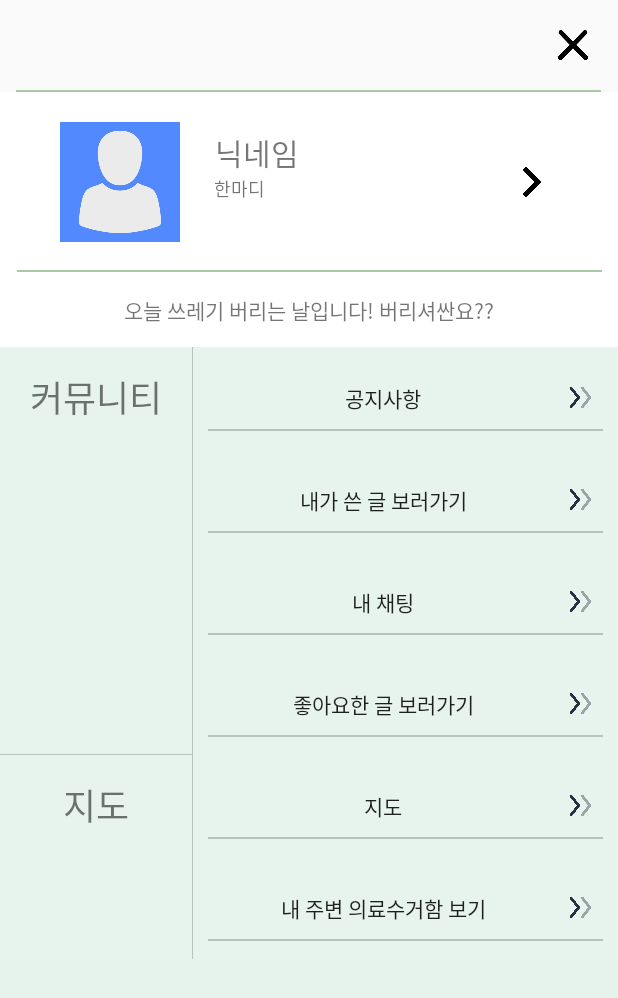
After one commit to yeeyoung20/capstone, an Android app: the layout activity_main_more_page.xml on its own in the app's theme, with its tools: preview values and no code run, on a phone screen of 412 x 824 dp. The commit adds this screen. Shown: the top 998 px of the screen. Run offline under Robolectric (Android 15) with nearby library versions, the phone set to English and light mode, and no system bars.

Commit message:
더보기 페이지 만듬 activity_main_more_page.xml 몇가지 아이콘과 아이콘의xml파일 추가 ㄴ doublearrowxml.xml, more_button_bg.xml, more_community_bg.xml, more_map_bg.xml, doublearrowxml.xml ㄴ inicon.png(화살표 하나), xicon.png(x아이콘)

```diff
--- /dev/null
+++ b/app/src/main/res/drawable/doublearrowxml.xml
@@ -0,0 +1,7 @@
+<?xml version="1.0" encoding="utf-8"?>
+<layer-list xmlns:android="http://schemas.android.com/apk/res/android">
+    <item
+        android:width="30dp"
+        android:height="30dp"
+        android:drawable="@drawable/doublearrow"/>
+</layer-list>
--- /dev/null
+++ b/app/src/main/res/drawable/more_button_bg.xml
@@ -0,0 +1,16 @@
+<?xml version="1.0" encoding="utf-8"?>
+<layer-list xmlns:android="http://schemas.android.com/apk/res/android">
+    <item
+        android:top="-2dp"
+        android:bottom="2dp"
+        android:left="-2dp"
+        android:right="-2dp">
+
+        <shape >
+            <stroke android:color="#33000000" android:width="1dp"/>
+            <solid android:color="#E7F3ED" />
+        </shape>
+
+    </item>
+
+</layer-list>
--- /dev/null
+++ b/app/src/main/res/drawable/more_community_bg.xml
@@ -0,0 +1,19 @@
+<?xml version="1.0" encoding="utf-8"?>
+<layer-list xmlns:android="http://schemas.android.com/apk/res/android">
+    <item>
+        <shape>
+            <padding
+                android:right="1dp"
+                android:bottom="1dp"/>
+            <solid android:color="#33000000" />
+        </shape>
+    </item>
+
+    <item>
+        <shape>
+            <solid android:color="#E7F3ED" />
+        </shape>
+
+    </item>
+
+</layer-list>
--- /dev/null
+++ b/app/src/main/res/drawable/more_map_bg.xml
@@ -0,0 +1,21 @@
+<?xml version="1.0" encoding="utf-8"?>
+<layer-list xmlns:android="http://schemas.android.com/apk/res/android">
+
+   <item>
+    <shape>
+        <padding
+            android:right="1dp" />
+
+        <solid android:color="#33000000" />
+    </shape>
+</item>
+    <item>
+        <shape android:shape="rectangle">
+            <solid android:color="#E7F3ED" />
+        </shape>
+
+    </item>
+
+
+
+</layer-list>
--- a/app/src/main/res/layout/activity_main.xml
+++ b/app/src/main/res/layout/activity_main.xml
@@ -221,20 +221,21 @@
             android:layout_weight="1"
             android:layout_width="wrap_content"
             android:layout_height="wrap_content" />
+
+
         <ImageButton
             android:id="@+id/main2_2"
-            android:src="@drawable/main2_2"
-            android:adjustViewBounds="true"
-            android:scaleType="fitCenter"
+            android:layout_width="wrap_content"
+            android:layout_height="wrap_content"
             android:layout_marginTop="5dp"
-            android:maxHeight="70dp"
-            android:maxWidth="70dp"
-            android:backgroundTint="#FFFFFF"
             android:layout_marginRight="65dp"
             android:layout_weight="1"
-            android:layout_width="wrap_content"
-            android:layout_height="wrap_content" />
-
+            android:adjustViewBounds="true"
+            android:backgroundTint="#FFFFFF"
+            android:maxWidth="70dp"
+            android:maxHeight="70dp"
+            android:scaleType="fitCenter"
+            android:src="@drawable/main2_2" />
 
         <ImageButton
             android:id="@+id/main2_3"
--- /dev/null
+++ b/app/src/main/res/layout/activity_main_more_page.xml
@@ -0,0 +1,221 @@
+<?xml version="1.0" encoding="utf-8"?>
+<LinearLayout xmlns:android="http://schemas.android.com/apk/res/android"
+    xmlns:app="http://schemas.android.com/apk/res-auto"
+    xmlns:tools="http://schemas.android.com/tools"
+    android:layout_width="match_parent"
+    android:layout_height="match_parent"
+    android:orientation="vertical">
+
+    <LinearLayout
+        android:layout_width="match_parent"
+        android:layout_height="wrap_content"
+        android:gravity="right"
+        android:orientation="vertical">
+        <Button
+            android:layout_width="20dp"
+            android:layout_height="20dp"
+            android:layout_margin="20dp"
+            android:background="@drawable/xicon"
+            />
+        <View
+            android:layout_width="390dp"
+            android:layout_height="1dp"
+            android:layout_gravity="center"
+            android:background="#A8C8A8"
+            />
+    </LinearLayout>
+
+    <ScrollView
+        android:layout_width="match_parent"
+        android:layout_height="0dp"
+        android:layout_weight="1"
+        android:background="#E6F2EC">
+
+        <LinearLayout
+            android:layout_width="match_parent"
+            android:layout_height="wrap_content"
+            android:orientation="vertical">
+            <androidx.constraintlayout.widget.ConstraintLayout
+                android:id="@+id/inmypage"
+                android:layout_width="match_parent"
+                android:layout_height="120dp"
+                android:background="#fff"
+                >
+
+                <ImageView
+                    android:id="@+id/userimg"
+                    android:layout_width="80dp"
+                    android:layout_height="80dp"
+                    android:src="@drawable/user"
+                    app:layout_constraintBottom_toBottomOf="parent"
+                    app:layout_constraintEnd_toEndOf="parent"
+                    app:layout_constraintHorizontal_bias="0.12"
+                    app:layout_constraintStart_toStartOf="parent"
+                    app:layout_constraintTop_toTopOf="parent" />
+
+                <TextView
+                    android:id="@+id/username"
+                    android:layout_width="wrap_content"
+                    android:layout_height="wrap_content"
+                    android:text="닉네임"
+                    android:textSize="20dp"
+                    app:layout_constraintVertical_chainStyle="packed"
+                    app:layout_constraintBottom_toTopOf="@id/usermsg"
+                    app:layout_constraintEnd_toEndOf="parent"
+                    app:layout_constraintHorizontal_bias="0.1"
+                    app:layout_constraintStart_toEndOf="@id/userimg"
+                    app:layout_constraintTop_toTopOf="parent"
+                    app:layout_constraintVertical_bias="0.35" />
+
+                <TextView
+                    android:id="@+id/usermsg"
+                    android:layout_width="wrap_content"
+                    android:layout_height="wrap_content"
+                    android:layout_marginStart="20dp"
+                    android:text="한마디"
+                    android:textSize="12dp"
+                    app:layout_constraintBottom_toBottomOf="parent"
+                    app:layout_constraintEnd_toEndOf="parent"
+                    app:layout_constraintHorizontal_bias="0.012"
+                    app:layout_constraintStart_toEndOf="@id/userimg"
+                    app:layout_constraintTop_toBottomOf="@id/username"
+                    app:layout_constraintVertical_bias="0.0" />
+
+                <Button
+                    android:id="@+id/usermore"
+                    android:background="@drawable/inicon"
+                    android:layout_width="20dp"
+                    android:layout_height="20dp"
+                    app:layout_constraintBottom_toBottomOf="parent"
+                    app:layout_constraintEnd_toEndOf="parent"
+                    app:layout_constraintHorizontal_bias="0.88"
+                    app:layout_constraintStart_toStartOf="parent"
+                    app:layout_constraintTop_toTopOf="parent"
+                    />
+                <View
+                    android:layout_width="390dp"
+                    android:layout_height="1dp"
+                    android:layout_gravity="center"
+                    android:background="#A8C8A8"
+                    app:layout_constraintBottom_toBottomOf="parent"
+                    app:layout_constraintEnd_toEndOf="parent"
+                    app:layout_constraintStart_toStartOf="parent"
+                    app:layout_constraintTop_toTopOf="parent"
+                    app:layout_constraintVertical_bias="1" />
+
+
+
+            </androidx.constraintlayout.widget.ConstraintLayout>
+
+
+            <androidx.constraintlayout.widget.ConstraintLayout
+                android:layout_width="match_parent"
+                android:layout_height="50dp"
+                android:background="#fff">
+
+                <TextView
+                    android:layout_width="wrap_content"
+                    android:layout_height="wrap_content"
+                    android:text="오늘 쓰레기 버리는 날입니다! 버리셔싼요??"
+                    app:layout_constraintBottom_toBottomOf="parent"
+                    app:layout_constraintEnd_toEndOf="parent"
+                    app:layout_constraintStart_toStartOf="parent"
+                    app:layout_constraintTop_toTopOf="parent"/>
+
+            </androidx.constraintlayout.widget.ConstraintLayout>
+
+
+
+                <GridLayout
+                    android:background="#E7F3ED"
+                    android:layout_width="match_parent"
+                    android:layout_height="wrap_content"
+                    android:layout_columnWeight="1"
+                    android:columnCount="2"
+                    android:rowCount="7"
+                    >
+                    <TextView
+                        android:layout_rowSpan="4"
+                        android:layout_rowWeight="1"
+                        android:layout_columnWeight="0.1"
+                        android:text="커뮤니티"
+                        android:gravity="top|center"
+                        android:padding="15dp"
+                        android:textSize="24dp"
+                        android:background="@drawable/more_community_bg"
+                         />
+
+
+                    <Button
+                        android:layout_columnWeight="1"
+                        android:layout_margin="10dp"
+                        android:background="@drawable/more_button_bg"
+                        android:drawableEnd="@drawable/doublearrowxml"
+                        android:text="공지사항"/>
+
+                    <Button
+                        android:layout_columnWeight="1"
+                        android:layout_margin="10dp"
+                        android:text="내가 쓴 글 보러가기"
+                        android:background="@drawable/more_button_bg"
+                        android:drawableEnd="@drawable/doublearrowxml"
+                        />
+
+                    <Button
+                        android:layout_columnWeight="1"
+                        android:layout_margin="10dp"
+                        android:text="내 채팅"
+                        android:background="@drawable/more_button_bg"
+                        android:drawableEnd="@drawable/doublearrowxml"
+                        />
+
+                    <Button
+                        android:layout_columnWeight="1"
+                        android:layout_margin="10dp"
+                        android:text="좋아요한 글 보러가기"
+                        android:background="@drawable/more_button_bg"
+                        android:drawableEnd="@drawable/doublearrowxml"
+                        />
+
+
+                    <TextView
+                        android:layout_rowSpan="2"
+                        android:layout_rowWeight="1"
+                        android:padding="15dp"
+                        android:layout_columnWeight="0.1"
+                        android:gravity="top|center"
+                        android:textSize="24dp"
+                        android:text="지도"
+                        android:background="@drawable/more_map_bg"/>
+
+                    <Button
+                        android:layout_rowWeight="1"
+                        android:layout_columnWeight="1"
+                        android:layout_margin="10dp"
+                        android:text="지도"
+                        android:background="@drawable/more_button_bg"
+                        android:drawableEnd="@drawable/doublearrowxml"
+                        />
+
+                    <Button
+                        android:layout_rowWeight="1"
+                        android:layout_columnWeight="1"
+                        android:layout_margin="10dp"
+                        android:text="내 주변 의료수거함 보기"
+                        android:background="@drawable/more_button_bg"
+                        android:drawableEnd="@drawable/doublearrowxml"
+                        />
+
+
+                </GridLayout>
+
+
+
+        </LinearLayout>
+
+
+    </ScrollView>
+
+
+
+</LinearLayout>
```
Also changed, not shown: app/src/main/res/drawable/inicon.png (added), app/src/main/res/drawable/xicon.png (added).
